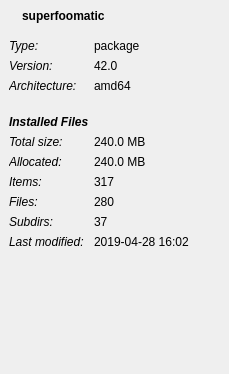
This is src/file-details-view.ui in Lithopsian/qt6dirstat as Qt 5 draws it before an edit. The edited form follows.
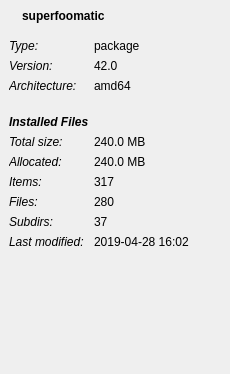
This is the edited form. The open tabs and pages were chosen to show the change. Icons and pictures are not drawn.

Commit message: Adjust spacing in the UI

```diff
--- a/src/file-details-view.ui
+++ b/src/file-details-view.ui
@@ -6,7 +6,7 @@
    <rect>
     <x>0</x>
     <y>0</y>
-    <width>229</width>
+    <width>230</width>
     <height>374</height>
    </rect>
   </property>
@@ -758,12 +758,6 @@
   </widget>
   <widget class="QWidget" name="pkgDetailsPage">
    <layout class="QHBoxLayout" name="pkgDetailsHBox">
-    <property name="rightMargin">
-     <number>5</number>
-    </property>
-    <property name="bottomMargin">
-     <number>5</number>
-    </property>
     <item>
      <layout class="QVBoxLayout" name="pkgDetailsVBox">
       <item>
```
Left out of the diff: 25 changed lines with no effect on the pictures. The commit also changes 6 other files.
